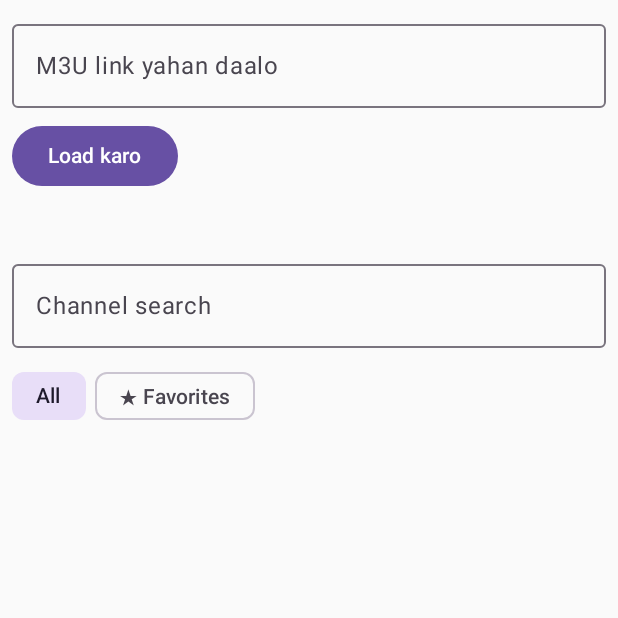
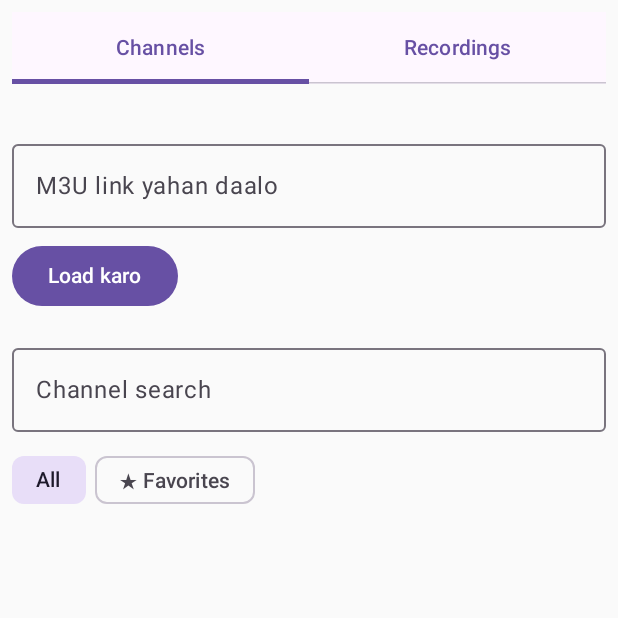
Before and after one commit to Kamlesh-teck/Video-player-live, an Android app built with Jetpack Compose: the screen it shows after launch (MainActivity), on a phone screen of 412 x 824 dp, the top half of it. Run offline under Robolectric (Android 15) with nearby library versions, the phone set to English and light mode, and no system bars.

Commit message:
Implement notification permission and refactor recording path
Added permission handling for notification posting and updated recording file path.

```diff
--- a/app/src/main/java/com/example/iptvplayer/MainActivity.kt
+++ b/app/src/main/java/com/example/iptvplayer/MainActivity.kt
@@ -1,11 +1,18 @@
 package com.example.iptvplayer
 
+import android.Manifest
 import android.content.Context
+import android.content.Intent
 import android.content.pm.ActivityInfo
+import android.content.pm.PackageManager
+import android.net.Uri
+import android.os.Build
 import android.os.Bundle
 import androidx.activity.ComponentActivity
 import androidx.activity.compose.BackHandler
+import androidx.activity.compose.rememberLauncherForActivityResult
 import androidx.activity.compose.setContent
+import androidx.activity.result.contract.ActivityResultContracts
 import androidx.compose.foundation.clickable
 import androidx.compose.foundation.layout.*
 import androidx.compose.foundation.lazy.LazyColumn
@@ -19,6 +26,7 @@ import androidx.compose.ui.layout.ContentScale
 import androidx.compose.ui.platform.LocalContext
 import androidx.compose.ui.unit.dp
 import androidx.compose.ui.viewinterop.AndroidView
+import androidx.core.content.ContextCompat
 import androidx.core.view.WindowCompat
 import androidx.core.view.WindowInsetsCompat
 import androidx.core.view.WindowInsetsControllerCompat
@@ -27,6 +35,7 @@ import androidx.media3.exoplayer.ExoPlayer
 import androidx.media3.ui.PlayerView
 import coil.compose.AsyncImage
 import kotlinx.coroutines.delay
+import java.io.File
 import java.net.URL
 
 data class Channel(
@@ -77,12 +86,16 @@ fun IptvApp() {
     val prefs = remember { context.getSharedPreferences("iptv", Context.MODE_PRIVATE) }
     val player = remember { ExoPlayer.Builder(context).build() }
     val recorder = remember { Recorder() }
+    val recDir = remember {
+        (context.getExternalFilesDir("Recordings") ?: context.filesDir).also { it.mkdirs() }
+    }
     DisposableEffect(Unit) {
-        onDispose {
-            recorder.stop()
-            player.release()
+        onDispose { player.release() }
     }
-    }
+
+    val permLauncher = rememberLauncherForActivityResult(
+        ActivityResultContracts.RequestPermission()
+    ) { }
 
     var link by remember { mutableStateOf(prefs.getString("link", "") ?: "") }
     var channels by remember { mutableStateOf(listOf<Channel>()) }
@@ -91,11 +104,20 @@ fun IptvApp() {
     var query by remember { mutableStateOf("") }
     var fullscreen by remember { mutableStateOf(false) }
     var group by remember { mutableStateOf("All") }
+    var tab by remember { mutableStateOf(0) }
     var recording by remember { mutableStateOf(false) }
     var recSeconds by remember { mutableStateOf(0) }
     var recName by remember { mutableStateOf("") }
+    var currentRecFile by remember { mutableStateOf<File?>(null) }
+    var recFiles by remember { mutableStateOf(listOf<File>()) }
     var favs by remember {
         mutableStateOf((prefs.getStringSet("favs", emptySet()) ?: emptySet()).toSet())
+    }
+
+    fun refreshRecs() {
+        recFiles = (recDir.listFiles() ?: emptyArray())
+            .filter { it.isFile && it.extension == "ts" }
+            .sortedByDescending { it.lastModified() }
     }
 
     fun toggleFav(url: String) {
@@ -126,14 +148,25 @@ fun IptvApp() {
             recorder.stop()
             return
         }
-        val dir = context.getExternalFilesDir("Recordings") ?: context.filesDir
-        dir.mkdirs()
+        if (Build.VERSION.SDK_INT >= 33 &&
+            ContextCompat.checkSelfPermission(
+                context, Manifest.permission.POST_NOTIFICATIONS
+            ) != PackageManager.PERMISSION_GRANTED
+        ) {
+            permLauncher.launch(Manifest.permission.POST_NOTIFICATIONS)
+        }
         val safe = ch.name.replace(Regex("[^A-Za-z0-9]+"), "_").take(30)
-        val file = java.io.File(dir, "${safe}_${System.currentTimeMillis()}.ts")
+        val file = File(recDir, "${safe}_${System.currentTimeMillis()}.ts")
         recName = ch.name
+        currentRecFile = file
         recording = true
+        ContextCompat.startForegroundService(
+            context, Intent(context, RecordService::class.java)
+        )
         recorder.start(ch.url, file) { error ->
             recording = false
+            currentRecFile = null
+            context.stopService(Intent(context, RecordService::class.java))
             status = if (error == null) {
                 "Saved: ${file.name}"
             } else {
@@ -142,7 +175,13 @@ fun IptvApp() {
         }
     }
 
+    fun playFile(f: File) {
+        selected = Channel(f.name, Uri.fromFile(f).toString(), "", "")
+    }
+
     LaunchedEffect(Unit) { loadLink() }
+
+    LaunchedEffect(recording, tab) { refreshRecs() }
 
     LaunchedEffect(recording) {
         recSeconds = 0
@@ -252,6 +291,14 @@ fun IptvApp() {
             }
         }
 
+        TabRow(selectedTabIndex = tab) {
+            Tab(selected = tab == 0, onClick = { tab = 0 }, text = { Text("Channels") })
+            Tab(selected = tab == 1, onClick = { tab = 1 }, text = { Text("Recordings") })
+        }
+
+        Text(status, Modifier.padding(vertical = 4.dp))
+
+        if (tab == 0) {
             OutlinedTextField(
                 value = link,
                 onValueChange = { link = it },
@@ -263,8 +310,6 @@ fun IptvApp() {
                 onClick = { loadLink() },
                 modifier = Modifier.padding(vertical = 8.dp)
             ) { Text("Load karo") }
-
-        Text(status)
 
             OutlinedTextField(
                 value = query,
@@ -313,5 +358,38 @@ fun IptvApp() {
                     HorizontalDivider()
                 }
             }
+        } else {
+            if (recFiles.isEmpty()) {
+                Text("Abhi koi recording nahi hai", Modifier.padding(16.dp))
+            }
+            LazyColumn {
+                items(recFiles) { f ->
+                    val isActive = recording && f == currentRecFile
+                    Row(
+                        Modifier
+                            .fillMaxWidth()
+                            .clickable { playFile(f) }
+                            .padding(vertical = 6.dp),
+                        verticalAlignment = Alignment.CenterVertically
+                    ) {
+                        Column(Modifier.weight(1f).padding(6.dp)) {
+                            Text(f.name)
+                            Text(
+                                if (isActive) "Recording chal rahi hai..."
+                                else "%.1f MB".format(f.length() / 1048576.0)
+                            )
+                        }
+                        TextButton(
+                            onClick = {
+                                f.delete()
+                                refreshRecs()
+                            },
+                            enabled = !isActive
+                        ) { Text("Delete") }
+                    }
+                    HorizontalDivider()
                 }
             }
+        }
+    }
+}
```
Lines whose indentation alone changed are shown as unchanged.
